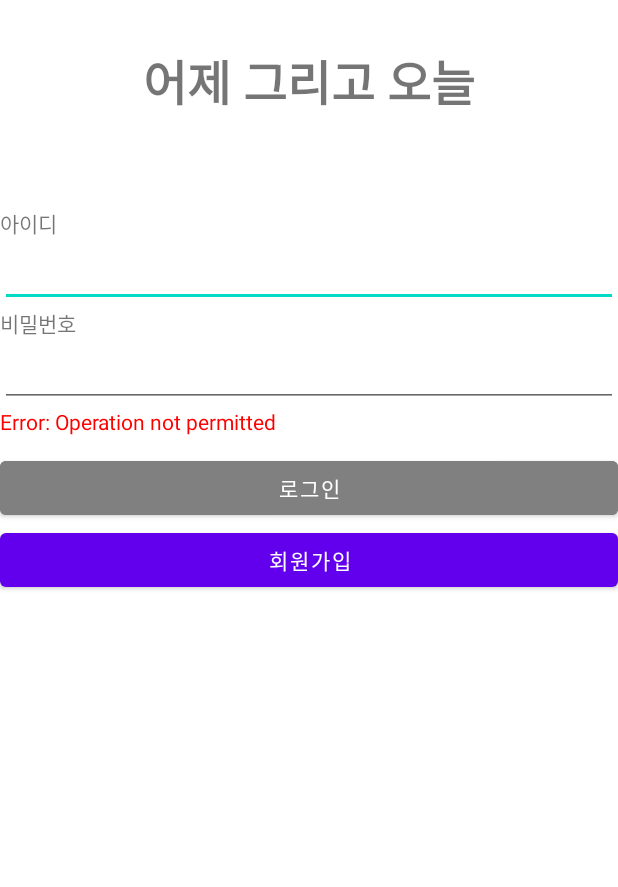
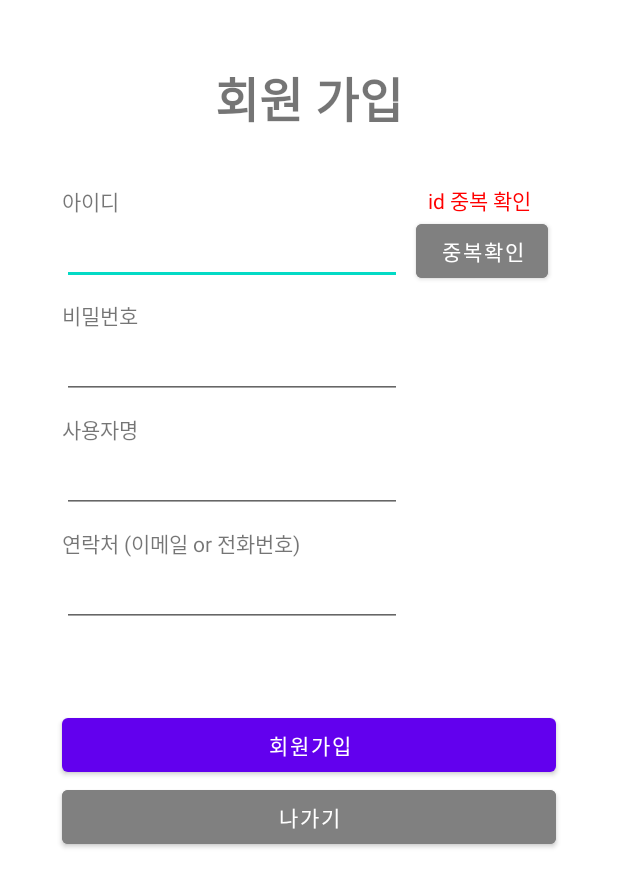
Before and after one commit to younsoo811/jsontest, an Android app: the screen it shows after launch (LoginActivity before the commit, JoinActivity after it), after a tap on "회원가입", on a phone screen of 412 x 824 dp. Shown: the top 887 px of the screen. Run offline under Robolectric (Android 15) with nearby library versions, the light colour scheme and no system bars; 1 other tap on this screen came first.

Commit message:
1. 회원가입 페이지 제작 2. 아이디 중복 확인 가능

```diff
--- a/app/src/main/AndroidManifest.xml
+++ b/app/src/main/AndroidManifest.xml
@@ -30,6 +30,7 @@
         </activity>
         <activity android:name=".MainActivity" />
         <activity android:name=".DiaryActivity" />
+        <activity android:name=".JoinActivity" />
     </application>
 
 </manifest>
--- a/app/src/main/java/com/example/jsontest/LoginActivity.kt
+++ b/app/src/main/java/com/example/jsontest/LoginActivity.kt
@@ -37,9 +37,9 @@ private const val TAG_ID = "id"
 private const val TAG_NAME = "name"
 private const val TAG_ADDRESS = "country"
 
-var mArrayList: ArrayList<HashMap<String, String>>? = null
+private var mArrayList: ArrayList<HashMap<String, String>>? = null
 
-var mJsonString: String? = null
+private var mJsonString: String? = null
 
 
 
@@ -65,18 +65,18 @@ class LoginActivity : AppCompatActivity() {
         val buttonInsert: Button = findViewById(binding.buttonMainInsert.id) as Button
         val buttonLognin: Button = findViewById(binding.buttonMainLogin.id) as Button
 
-        buttonInsert.setOnClickListener { v ->
-            name = mEditTextName!!.text.toString()
-            val country = mEditTextCountry!!.text.toString()
-            val task = InsertData()
-            task.execute("http://$IP_ADDRESS/insert.php", name, country)
+        buttonInsert.setOnClickListener {
+            //name = mEditTextName!!.text.toString()
+            //val country = mEditTextCountry!!.text.toString()
+            //val task = InsertData()
+            //task.execute("http://$IP_ADDRESS/insert.php", name, country)
 
             //mEditTextName!!.setText("")
             //mEditTextCountry!!.setText("")
 
             //로그인 후 다른 액티비티로 전환하기
-            //val nextIntent = Intent(this, MainActivity::class.java)
-            //startActivity(nextIntent)
+            val nextIntent = Intent(this@LoginActivity, JoinActivity::class.java)
+            startActivity(nextIntent)
         }
 
         buttonLognin.setOnClickListener {
@@ -84,7 +84,7 @@ class LoginActivity : AppCompatActivity() {
             val country = mEditTextCountry!!.text.toString()
             val task = GetData()
 
-            mArrayList?.clear();
+            mArrayList?.clear()
 
             task.execute(country, name)
 
--- /dev/null
+++ b/app/src/main/res/layout/activity_join.xml
@@ -0,0 +1,176 @@
+<?xml version="1.0" encoding="utf-8"?>
+<androidx.constraintlayout.widget.ConstraintLayout xmlns:android="http://schemas.android.com/apk/res/android"
+    xmlns:app="http://schemas.android.com/apk/res-auto"
+    xmlns:tools="http://schemas.android.com/tools"
+    android:layout_width="match_parent"
+    android:layout_height="match_parent"
+    android:orientation="vertical"
+    tools:context=".JoinActivity">
+
+    <androidx.constraintlayout.widget.Guideline
+        android:id="@+id/guideline1"
+        android:layout_width="wrap_content"
+        android:layout_height="wrap_content"
+        android:orientation="vertical"
+        app:layout_constraintGuide_percent="0.1"/>
+
+    <androidx.constraintlayout.widget.Guideline
+        android:id="@+id/guideline2"
+        android:layout_width="wrap_content"
+        android:layout_height="wrap_content"
+        android:orientation="vertical"
+        app:layout_constraintGuide_percent="0.9"/>
+
+    <androidx.constraintlayout.widget.Guideline
+        android:id="@+id/guideline3"
+        android:layout_width="wrap_content"
+        android:layout_height="wrap_content"
+        android:orientation="vertical"
+        app:layout_constraintGuide_percent="0.65"/>
+
+    <androidx.constraintlayout.widget.Guideline
+        android:id="@+id/guideline5"
+        android:layout_width="wrap_content"
+        android:layout_height="wrap_content"
+        android:orientation="horizontal"
+        app:layout_constraintGuide_percent="0.05"/>
+
+    <androidx.constraintlayout.widget.Guideline
+        android:id="@+id/guideline6"
+        android:layout_width="wrap_content"
+        android:layout_height="wrap_content"
+        android:orientation="horizontal"
+        app:layout_constraintGuide_percent="0.15"/>
+
+
+    <TextView
+        android:layout_width="match_parent"
+        android:layout_height="wrap_content"
+        app:layout_constraintTop_toTopOf="@+id/guideline5"
+        android:gravity="center"
+        android:textSize="32sp"
+        android:textStyle="bold"
+        android:text="회원 가입" />
+
+    <TextView
+        android:layout_width="wrap_content"
+        android:layout_height="wrap_content"
+        android:text="아이디"
+        app:layout_constraintTop_toTopOf="@+id/guideline6"
+        app:layout_constraintStart_toStartOf="@+id/guideline1"
+        android:id="@+id/textView_join_name" />
+
+    <EditText
+        android:id="@+id/textView_join_id"
+        android:layout_width="0dp"
+        android:layout_height="wrap_content"
+        app:layout_constraintEnd_toEndOf="@+id/guideline3"
+        app:layout_constraintStart_toStartOf="@+id/guideline1"
+        app:layout_constraintTop_toBottomOf="@+id/textView_join_name" />
+
+    <TextView
+        android:layout_width="0dp"
+        android:layout_height="wrap_content"
+        android:text="id 중복 확인"
+        android:textColor="#ff0000"
+        app:layout_constraintTop_toTopOf="@+id/guideline6"
+        app:layout_constraintStart_toStartOf="@+id/guideline3"
+        app:layout_constraintEnd_toEndOf="@+id/guideline2"
+        android:gravity="center"
+        android:id="@+id/textView_join_idck" />
+
+    <Button
+        android:layout_width="0dp"
+        android:layout_height="wrap_content"
+        android:text="중복확인"
+        android:backgroundTint="#808080"
+        app:layout_constraintStart_toEndOf="@+id/textView_join_id"
+        app:layout_constraintTop_toTopOf="@+id/textView_join_id"
+        app:layout_constraintBottom_toBottomOf="@+id/textView_join_id"
+        android:layout_marginStart="9dp"
+        android:id="@+id/button_join_check" />
+
+    <TextView
+        android:layout_width="wrap_content"
+        android:layout_height="wrap_content"
+        app:layout_constraintTop_toBottomOf="@+id/textView_join_id"
+        app:layout_constraintStart_toStartOf="@+id/guideline1"
+        android:layout_marginTop="9dp"
+        android:text="비밀번호"
+        android:id="@+id/textView_join_pwd" />
+
+    <EditText
+        android:layout_width="0dp"
+        android:layout_height="wrap_content"
+        app:layout_constraintEnd_toEndOf="@+id/guideline3"
+        app:layout_constraintStart_toStartOf="@+id/guideline1"
+        app:layout_constraintTop_toBottomOf="@+id/textView_join_pwd"
+        android:id="@+id/editText_join_passwd" />
+
+    <TextView
+        android:layout_width="wrap_content"
+        android:layout_height="wrap_content"
+        app:layout_constraintTop_toBottomOf="@+id/editText_join_passwd"
+        app:layout_constraintStart_toStartOf="@+id/guideline1"
+        android:layout_marginTop="9dp"
+        android:text="사용자명"
+        android:id="@+id/textView_join_n" />
+
+    <EditText
+        android:layout_width="0dp"
+        android:layout_height="wrap_content"
+        app:layout_constraintEnd_toEndOf="@+id/guideline3"
+        app:layout_constraintStart_toStartOf="@+id/guideline1"
+        app:layout_constraintTop_toBottomOf="@+id/textView_join_n"
+        android:id="@+id/editText_join_name" />
+
+    <TextView
+        android:layout_width="wrap_content"
+        android:layout_height="wrap_content"
+        app:layout_constraintTop_toBottomOf="@+id/editText_join_name"
+        app:layout_constraintStart_toStartOf="@+id/guideline1"
+        android:layout_marginTop="9dp"
+        android:text="연락처 (이메일 or 전화번호)"
+        android:id="@+id/textView_join_c" />
+
+    <EditText
+        android:layout_width="0dp"
+        android:layout_height="wrap_content"
+        app:layout_constraintEnd_toEndOf="@+id/guideline3"
+        app:layout_constraintStart_toStartOf="@+id/guideline1"
+        app:layout_constraintTop_toBottomOf="@+id/textView_join_c"
+        android:id="@+id/editText_join_call" />
+
+    <!-- 오류 안내 메시지창 -->
+    <TextView
+        android:layout_width="match_parent"
+        android:layout_height="30dp"
+        android:textColor="#ff0000"
+        app:layout_constraintTop_toBottomOf="@+id/editText_join_call"
+        android:gravity="center"
+        android:layout_marginTop="9dp"
+        android:id="@+id/textView_main_result" />
+
+    <Button
+        android:layout_width="0dp"
+        android:layout_height="wrap_content"
+        app:layout_constraintEnd_toEndOf="@+id/guideline2"
+        app:layout_constraintStart_toStartOf="@+id/guideline1"
+        app:layout_constraintTop_toBottomOf="@+id/textView_main_result"
+        android:layout_marginTop="15dp"
+        android:text="회원가입"
+        android:id="@+id/button_join" />
+
+    <Button
+        android:layout_width="0dp"
+        android:layout_height="wrap_content"
+        app:layout_constraintEnd_toEndOf="@+id/guideline2"
+        app:layout_constraintStart_toStartOf="@+id/guideline1"
+        app:layout_constraintTop_toBottomOf="@+id/button_join"
+        android:text="나가기"
+        android:backgroundTint="#808080"
+        android:id="@+id/button_join_exit" />
+
+
+
+</androidx.constraintlayout.widget.ConstraintLayout>
```
Also changed, not shown: app/src/main/java/com/example/jsontest/JoinActivity.kt (added, +171 -0 lines), gradle/wrapper/gradle-wrapper.properties.
